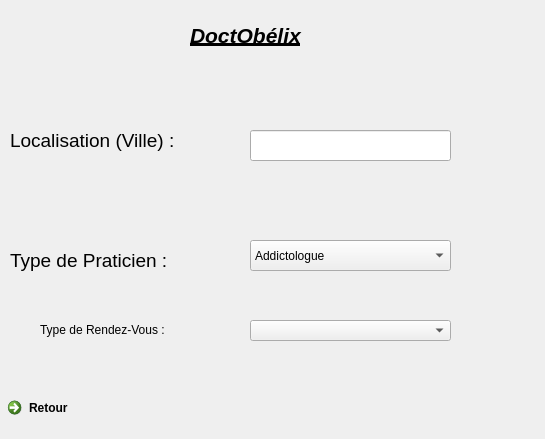
Qt form modules/IHM/IHM_en_Qt/3priserdv.ui (Nathanwolfy/projetprogrammation2021) before a commit.
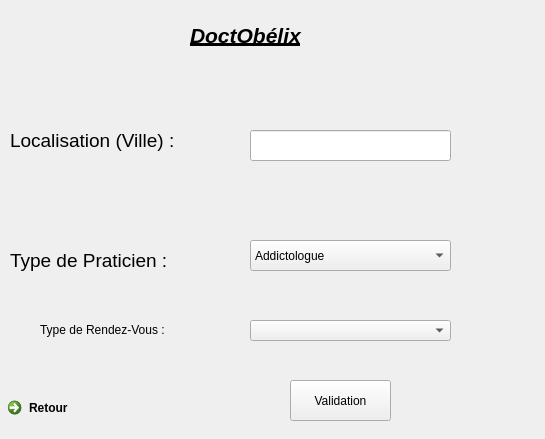
The same form after that commit.

Patch:
```diff
--- a/modules/IHM/IHM_en_Qt/3priserdv.ui
+++ b/modules/IHM/IHM_en_Qt/3priserdv.ui
@@ -183,6 +183,19 @@
     <string>Retour</string>
    </property>
   </widget>
+  <widget class="QPushButton" name="ValidationpushButton">
+   <property name="geometry">
+    <rect>
+     <x>290</x>
+     <y>380</y>
+     <width>101</width>
+     <height>41</height>
+    </rect>
+   </property>
+   <property name="text">
+    <string>Validation</string>
+   </property>
+  </widget>
  </widget>
  <resources/>
  <connections>
```
